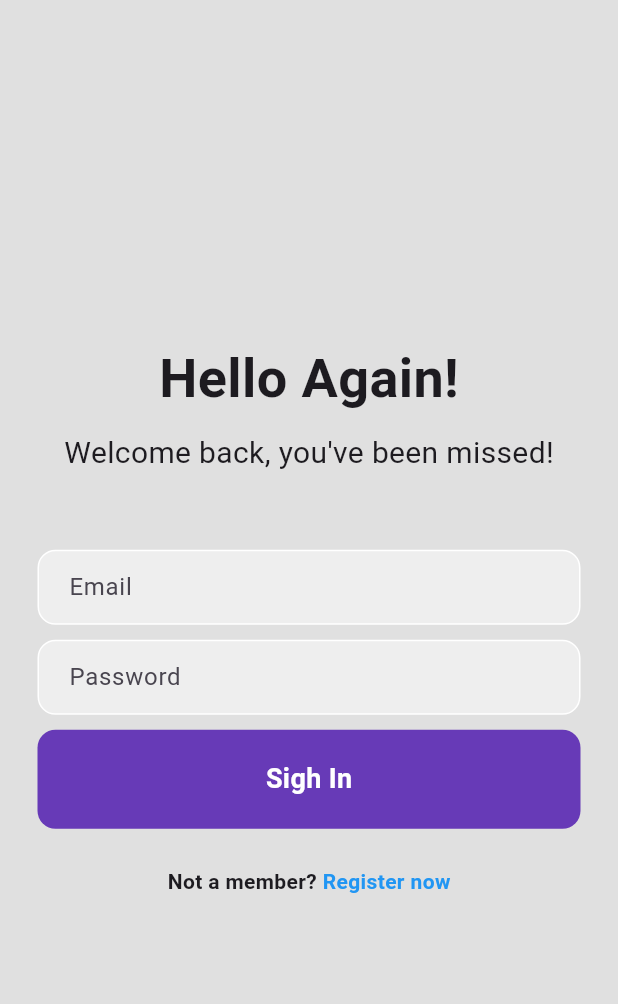
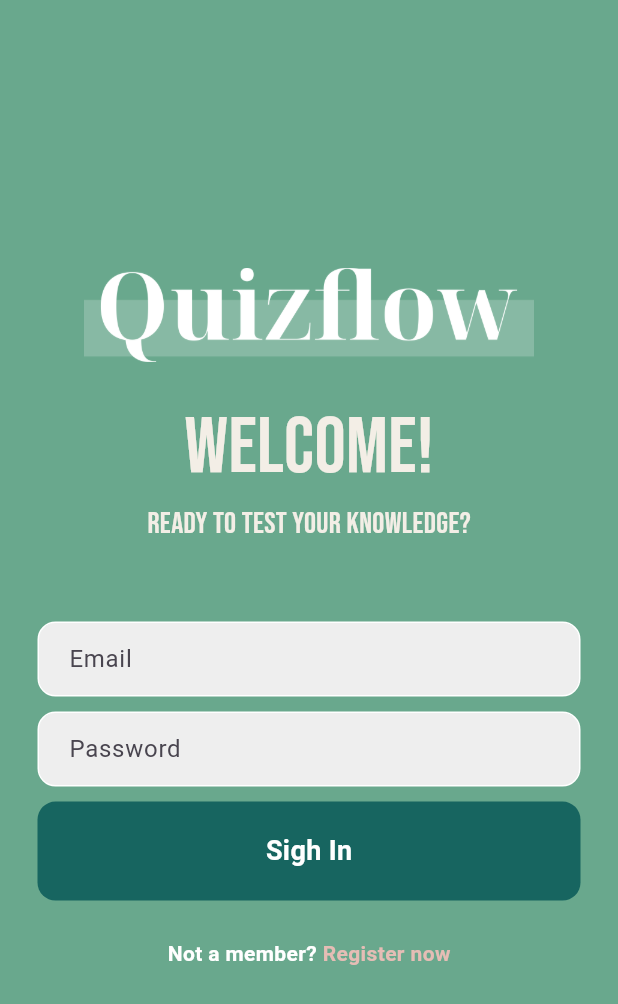
Before and after one commit to dear-yy/Quizflow_Frontend, a Flutter app: the screen it shows after launch, on a phone screen of 412 x 824 dp. Shown: the top 1004 px of the screen. Run offline on Flutter 3.47's test engine with Material 3 defaults, Android fonts, the phone set to English and light mode, and no system bars; our stand-ins replace google_fonts.

Commit message:
logo update

```diff
--- a/lib/login_page.dart
+++ b/lib/login_page.dart
@@ -1,6 +1,5 @@
-import 'package:flutter/cupertino.dart';
 import 'package:flutter/material.dart';
-import 'package:flutter/rendering.dart';
+import 'package:google_fonts/google_fonts.dart';
 
 class LoginPage extends StatefulWidget {
   const LoginPage({super.key});
@@ -13,26 +12,33 @@ class _LoginPageState extends State<LoginPage> {
   @override
   Widget build(BuildContext context) {
     return Scaffold(
-      backgroundColor: Colors.grey[300],
+      backgroundColor: Color(0xFF69A88D),
       body: SafeArea(
         child: Center(
           child: Column(
             mainAxisAlignment: MainAxisAlignment.center,
               children: [
+                Image.asset(
+                  'assets/images/logos/transparent_white.png',
+                  width: 300,
+                ),
+                SizedBox(height: 20),
+
                 // Hello Again
                 Text(
-                  'Hello Again!',
-                  style: TextStyle(
-                    fontWeight: FontWeight.bold,
-                    fontSize: 36,
-                  ),
+                  'Welcome!',
+                  style: GoogleFonts.bebasNeue(
+                    fontSize: 52,
+                    color: Color(0xFFf3eee6),
+                  )
                 ),
-                SizedBox(height: 10),
+
                 Text(
-                  'Welcome back, you\'ve been missed!',
-                  style: TextStyle(
+                  'Ready to test your knowledge?',
+                  style: GoogleFonts.bebasNeue(
                     fontSize: 20,
-                  ),
+                    color: Color(0xFFf3eee6),
+                  )
                 ),
                 SizedBox(height: 50),
 
@@ -87,7 +93,7 @@ class _LoginPageState extends State<LoginPage> {
                   child: Container(
                     padding: EdgeInsets.all(20),
                     decoration: BoxDecoration(
-                      color: Colors.deepPurple,
+                      color: Color(0xFF176560),
                       borderRadius: BorderRadius.circular(12),
                     ),
                     child: Center(
@@ -111,13 +117,14 @@ class _LoginPageState extends State<LoginPage> {
                     Text(
                       'Not a member?',
                       style: TextStyle(
+                        color: Colors.white,
                         fontWeight: FontWeight.bold,
                       ),
                     ),
                     Text(
                       ' Register now',
                       style: TextStyle(
-                        color: Colors.blue,
+                        color: Color(0xFFe5bdb5),
                         fontWeight: FontWeight.bold,
                       ),
                     ),
--- a/pubspec.yaml
+++ b/pubspec.yaml
@@ -62,6 +62,9 @@ flutter:
   # assets:
   #   - images/a_dot_burr.jpeg
   #   - images/a_dot_ham.jpeg
+  assets:
+    - assets/images/logos/
+    - assets/images/logos/transparent_white.png
 
   # An image asset can refer to one or more resolution-specific "variants", see
   # https://flutter.dev/to/resolution-aware-images
```
Also changed, not shown: assets/images/logos/original.png (added), assets/images/logos/preview.jpg (added), assets/images/logos/transparent_original.png (added), assets/images/logos/transparent_white.png (added).
